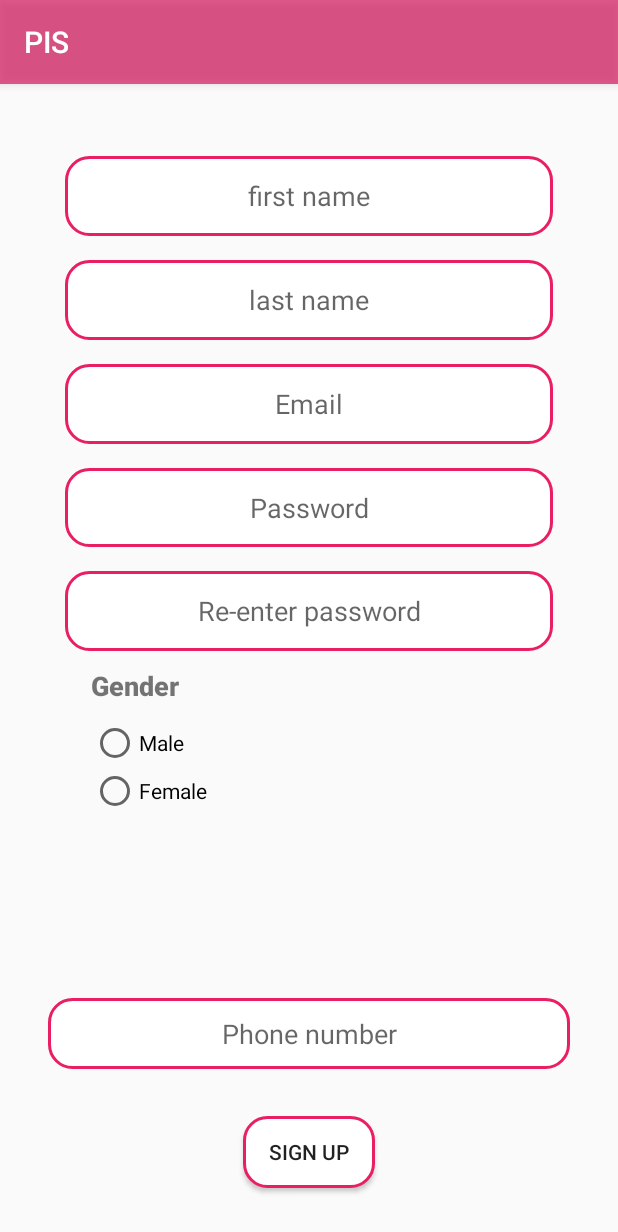
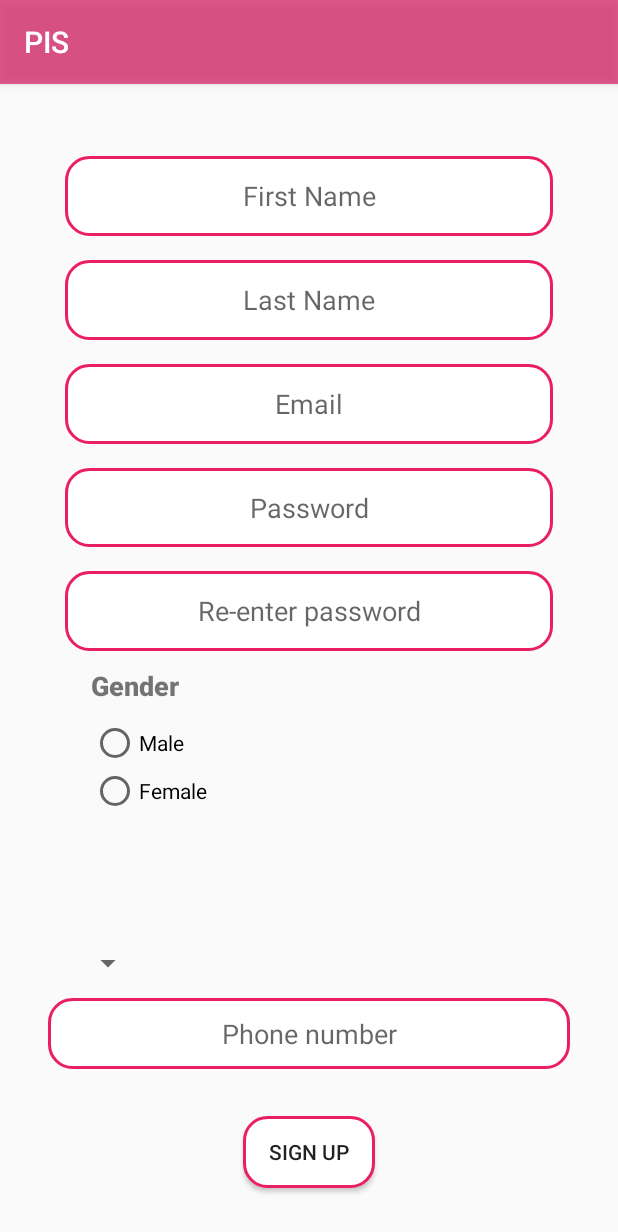
Before and after one commit to hamzahijazi98/PIS, an Android app: the screen it shows after launch (SignUp), after a tap on "SIGN UP", on a phone screen of 412 x 824 dp. Shown: the top 1232 px of the screen. Run offline under Robolectric (Android 15) with nearby library versions, the phone set to English and light mode, and no system bars; our stand-ins replace Firebase (no records; nobody signed in at launch, a user with empty details on screens opened directly).

Commit message:
yousef sign up
valid check  2:43

```diff
--- a/app/src/main/res/layout/activity_sign_up.xml
+++ b/app/src/main/res/layout/activity_sign_up.xml
@@ -88,6 +88,7 @@
         android:textAlignment="center"
         app:layout_constraintBottom_toTopOf="@+id/password1"
         app:layout_constraintEnd_toEndOf="@+id/password1"
+        app:layout_constraintHorizontal_bias="0.0"
         app:layout_constraintStart_toStartOf="@+id/password1"
         app:layout_constraintTop_toBottomOf="@+id/Email" />
 
@@ -177,4 +178,13 @@
         app:layout_constraintStart_toStartOf="@+id/RG_gender"
         app:layout_constraintTop_toTopOf="parent" />
 
+    <Spinner
+        android:id="@+id/spinner_phone"
+        android:layout_width="52dp"
+        android:layout_height="43dp"
+        android:layout_marginStart="28dp"
+        android:layout_marginBottom="144dp"
+        app:layout_constraintBottom_toBottomOf="parent"
+        app:layout_constraintStart_toStartOf="parent" />
+
 </androidx.constraintlayout.widget.ConstraintLayout>
--- a/app/src/main/res/values/strings.xml
+++ b/app/src/main/res/values/strings.xml
@@ -10,8 +10,8 @@
     <string name="invalid_username">Not a valid username</string>
     <string name="invalid_password">Password must be >5 characters</string>
     <string name="login_failed">"Login failed"</string>
-    <string name="first_name">"first name"</string>
-    <string name="last_name">"last name"</string>
+    <string name="first_name">"First Name"</string>
+    <string name="last_name">"Last Name"</string>
     <string name="city">"city"</string>
     <string name="phone">"Phone number"</string>
     <string name="password">"password"</string>
```
Also changed, not shown: app/src/main/java/com/uni/pis/SignUp.kt (+81 -13 lines).
